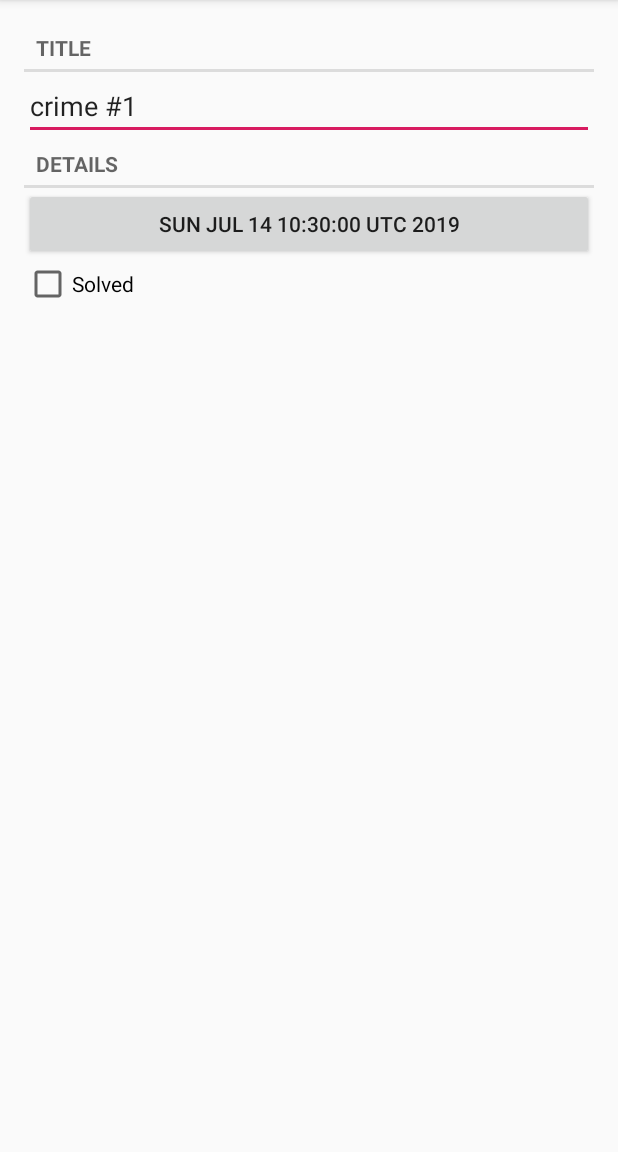
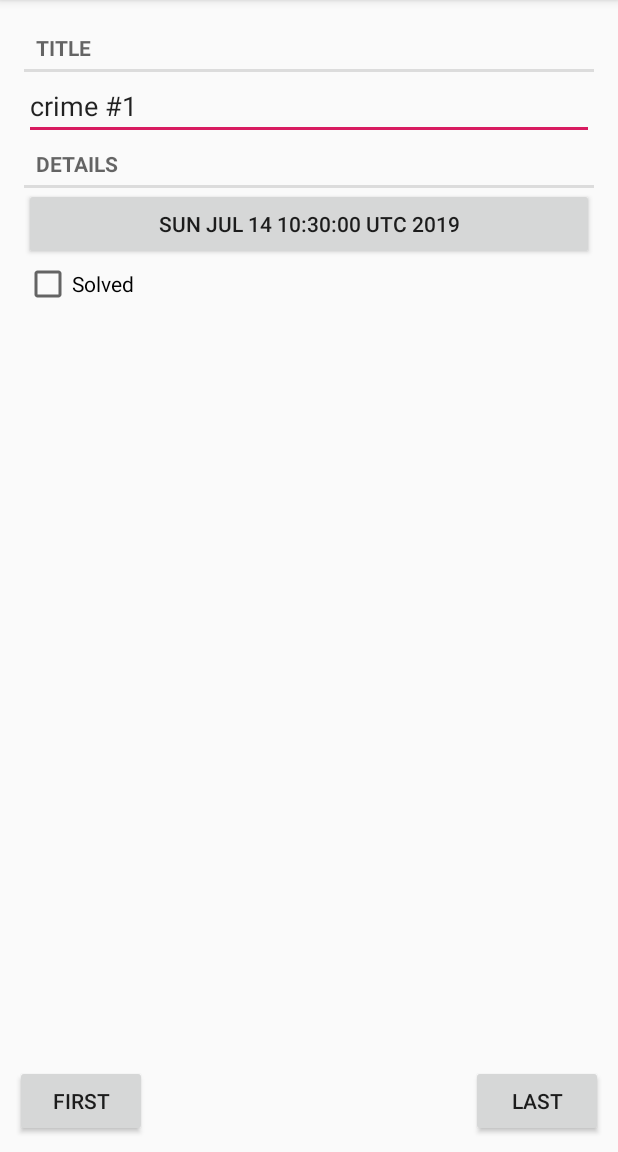
Before and after one commit to ZoharAndroid/AndroidProgramming3ed, an Android app: the screen it shows after launch (CrimeActivity before the commit, CrimePagerActivity after it), after a tap on an icon or button, on a phone screen of 412 x 824 dp, the part 84-1236 px from its top. Run offline under Robolectric (Android 15) with nearby library versions, the phone set to English and light mode, and no system bars.

Commit message:
第11章完成

```diff
--- a/CriminalIntent/app/src/main/AndroidManifest.xml
+++ b/CriminalIntent/app/src/main/AndroidManifest.xml
@@ -18,6 +18,7 @@
         </activity>
 
         <activity android:name=".CrimeActivity"/>
+        <activity android:name=".CrimePagerActivity"/>
     </application>
 
 </manifest>
--- a/CriminalIntent/app/src/main/java/com/zohar/criminalintent/CrimeListFragment.java
+++ b/CriminalIntent/app/src/main/java/com/zohar/criminalintent/CrimeListFragment.java
@@ -98,7 +98,7 @@ public class CrimeListFragment extends Fragment {
 
         @Override
         public void onClick(View v) {
-            Intent intent = CrimeActivity.newIntent(getActivity(), mCrime.getId());
+            Intent intent = CrimePagerActivity.newIntent(getActivity(), mCrime.getId());
             startActivityForResult(intent, REQUEST_CRIME);
         }
     }
--- /dev/null
+++ b/CriminalIntent/app/src/main/java/com/zohar/criminalintent/CrimePagerActivity.java
@@ -0,0 +1,131 @@
+package com.zohar.criminalintent;
+
+import android.content.Context;
+import android.content.Intent;
+import android.media.MediaCodecInfo;
+import android.os.Bundle;
+import android.support.annotation.Nullable;
+import android.support.v4.app.Fragment;
+import android.support.v4.app.FragmentManager;
+import android.support.v4.app.FragmentStatePagerAdapter;
+import android.support.v4.view.ViewPager;
+import android.support.v7.app.AppCompatActivity;
+import android.util.Log;
+import android.view.View;
+import android.widget.Button;
+
+import java.util.List;
+import java.util.UUID;
+
+public class CrimePagerActivity extends AppCompatActivity {
+
+    private static final String TAG = "CrimePagerActivity";
+
+    private static final String EXTRA_CRIME_ID= "extra_crime_id";
+
+    private ViewPager mViewPager;
+
+    private Button mJumpFirstButton;
+    private Button mJumpLastButton;
+
+    private List<Crime> mCrimes;
+    private int mCurrentIndex = 0;
+
+    @Override
+    protected void onCreate(@Nullable Bundle savedInstanceState) {
+        super.onCreate(savedInstanceState);
+        setContentView(R.layout.activity_cirme_page);
+        mViewPager = findViewById(R.id.activity_crime_pager_view_pager);
+        mJumpFirstButton = findViewById(R.id.jump_to_first_button);
+        mJumpLastButton = findViewById(R.id.jump_to_last_button);
+        UUID crimeId = (UUID)getIntent().getSerializableExtra(EXTRA_CRIME_ID);
+
+        mCrimes = CrimeLab.getInstance(this).getCrimes();
+        FragmentManager fragmentManager = getSupportFragmentManager();
+        mViewPager.setAdapter(new FragmentStatePagerAdapter(fragmentManager) {
+            @Override
+            public Fragment getItem(int i) {
+                Log.d(TAG, "setAdapter -> getItem : " + i);
+                Crime crime = mCrimes.get(i);
+                return CrimeFragment.newInstance(crime.getId());
+            }
+
+            @Override
+            public int getCount() {
+                return mCrimes.size();
+            }
+        });
+
+
+
+        for (int i = 0; i < mCrimes.size(); i++){
+            if (crimeId.equals(mCrimes.get(i).getId())){
+                mCurrentIndex = i;
+                mViewPager.setCurrentItem(i);
+                break;
+            }
+        }
+
+        Log.d(TAG, " mCurrentIndex : " + mCurrentIndex);
+
+        mJumpFirstButton.setOnClickListener(new View.OnClickListener() {
+            @Override
+            public void onClick(View v) {
+                mCurrentIndex = 0;
+                mViewPager.setCurrentItem(mCurrentIndex);
+                showFirstAndLastButton(mCurrentIndex);
+            }
+        });
+
+
+
+        mJumpLastButton.setOnClickListener(new View.OnClickListener() {
+            @Override
+            public void onClick(View v) {
+                mCurrentIndex = mCrimes.size() - 1;
+                mViewPager.setCurrentItem(mCurrentIndex);
+                showFirstAndLastButton(mCurrentIndex);
+            }
+        });
+
+        showFirstAndLastButton(mCurrentIndex);
+
+        mViewPager.addOnPageChangeListener(new ViewPager.OnPageChangeListener() {
+            @Override
+            public void onPageScrolled(int i, float v, int i1) {
+
+            }
+
+            @Override
+            public void onPageSelected(int i) {
+                Log.d(TAG, "OnPageChangeListener -> onPageSelected : " + i);
+                showFirstAndLastButton(i);
+            }
+
+            @Override
+            public void onPageScrollStateChanged(int i) {
+
+            }
+        });
+
+    }
+
+    public static Intent newIntent(Context activityContext, UUID crimeId){
+        Intent intent = new Intent(activityContext, CrimePagerActivity.class);
+        intent.putExtra(EXTRA_CRIME_ID, crimeId);
+        return intent;
+    }
+
+    private void showFirstAndLastButton(int position){
+        if (position == 0){
+            mJumpFirstButton.setVisibility(View.GONE);
+            mJumpLastButton.setVisibility(View.VISIBLE);
+        }else if (position == mCrimes.size() - 1){
+            mJumpLastButton.setVisibility(View.GONE);
+            mJumpFirstButton.setVisibility(View.VISIBLE);
+        }else{
+            mJumpLastButton.setVisibility(View.VISIBLE);
+            mJumpFirstButton.setVisibility(View.VISIBLE);
+        }
+    }
+}
--- /dev/null
+++ b/CriminalIntent/app/src/main/res/layout/activity_cirme_page.xml
@@ -0,0 +1,30 @@
+<?xml version="1.0" encoding="utf-8"?>
+<android.support.constraint.ConstraintLayout xmlns:android="http://schemas.android.com/apk/res/android"
+    android:layout_width="match_parent"
+    android:layout_height="match_parent"
+    xmlns:app="http://schemas.android.com/apk/res-auto">
+
+    <android.support.v4.view.ViewPager
+        android:id="@+id/activity_crime_pager_view_pager"
+        android:layout_width="match_parent"
+        android:layout_height="match_parent" />
+
+    <Button
+        android:layout_margin="10dp"
+        app:layout_constraintBottom_toBottomOf="parent"
+        app:layout_constraintStart_toStartOf="parent"
+        android:text="@string/jump_to_first"
+        android:id="@+id/jump_to_first_button"
+        android:layout_width="wrap_content"
+        android:layout_height="wrap_content" />
+
+    <Button
+        android:layout_margin="10dp"
+        app:layout_constraintBottom_toBottomOf="parent"
+        app:layout_constraintEnd_toEndOf="parent"
+        android:text="@string/jump_to_last"
+        android:id="@+id/jump_to_last_button"
+        android:layout_width="wrap_content"
+        android:layout_height="wrap_content" />
+
+</android.support.constraint.ConstraintLayout>
--- a/CriminalIntent/app/src/main/res/layout/fragment_cirme.xml
+++ b/CriminalIntent/app/src/main/res/layout/fragment_cirme.xml
@@ -2,7 +2,7 @@
 <LinearLayout xmlns:android="http://schemas.android.com/apk/res/android"
     android:layout_width="match_parent"
     android:layout_height="match_parent"
-    android:layout_margin="16sp"
+    android:padding="16dp"
     android:orientation="vertical">
 
     <TextView
--- a/CriminalIntent/app/src/main/res/values/strings.xml
+++ b/CriminalIntent/app/src/main/res/values/strings.xml
@@ -4,4 +4,7 @@
     <string name="crime_title_label">Title</string>
     <string name="crime_details_label">Details</string>
     <string name="crime_solved_label">Solved</string>
+    <string name="jump_to_first">First</string>
+    <string name="jump_to_last">Last</string>
+
 </resources>
```
